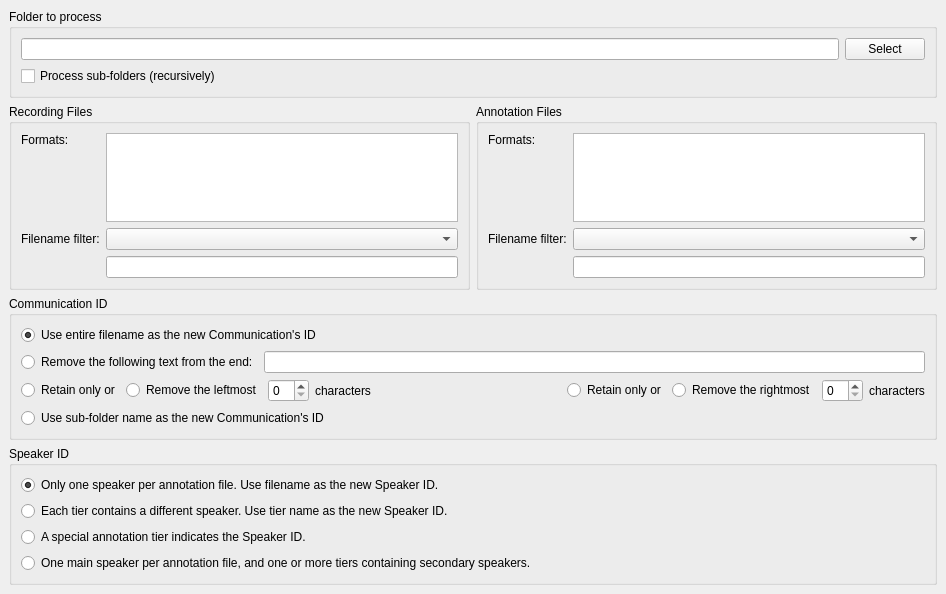
Above: app/corpus/importcorpusitems/ImportCorpusItemsWizardSelectionPage.ui from praaline/Praaline before the change. Below: the same form after it.
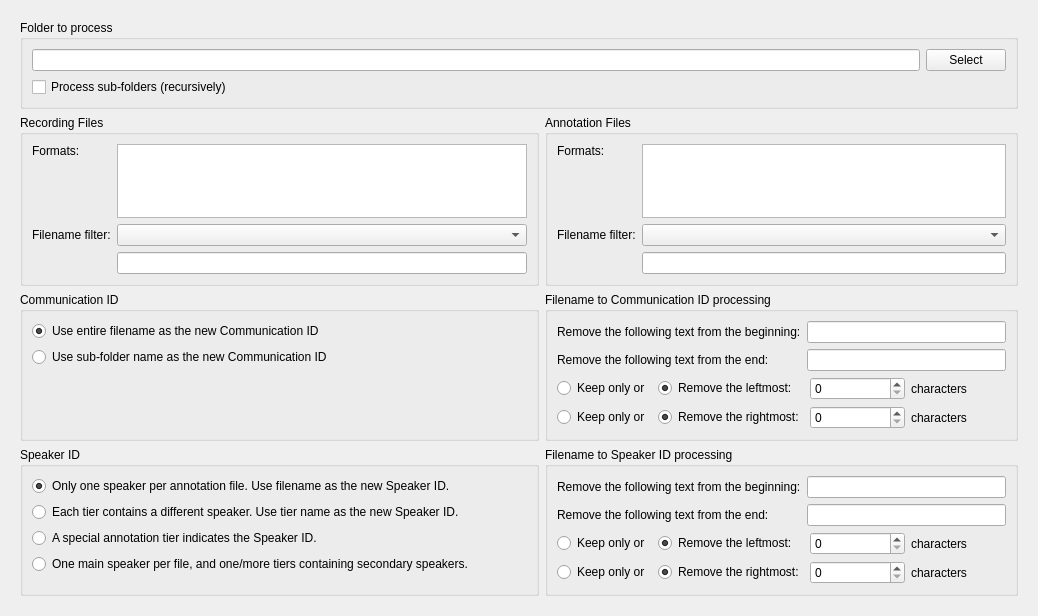
That is the form after the change.

Commit message: Import corpus items from files - improvements

Diff of the .ui file:
```diff
--- a/app/corpus/importcorpusitems/ImportCorpusItemsWizardSelectionPage.ui
+++ b/app/corpus/importcorpusitems/ImportCorpusItemsWizardSelectionPage.ui
@@ -6,36 +6,30 @@
    <rect>
     <x>0</x>
     <y>0</y>
-    <width>946</width>
-    <height>594</height>
+    <width>1038</width>
+    <height>616</height>
    </rect>
   </property>
   <property name="windowTitle">
    <string>WizardPage</string>
   </property>
-  <layout class="QGridLayout" name="gridLayout_4">
-   <property name="leftMargin">
-    <number>0</number>
-   </property>
-   <property name="topMargin">
-    <number>0</number>
-   </property>
-   <property name="rightMargin">
-    <number>0</number>
-   </property>
-   <property name="bottomMargin">
-    <number>0</number>
-   </property>
+  <layout class="QGridLayout" name="gridLayout_6">
    <item row="0" column="0">
     <widget class="QStackedWidget" name="stackedWidget">
      <widget class="QWidget" name="pageSelection">
       <layout class="QGridLayout" name="gridLayout_3">
        <item row="1" column="0">
         <widget class="QGroupBox" name="groupRecordings">
+         <property name="sizePolicy">
+          <sizepolicy hsizetype="Preferred" vsizetype="Preferred">
+           <horstretch>0</horstretch>
+           <verstretch>0</verstretch>
+          </sizepolicy>
+         </property>
          <property name="title">
           <string>Recording Files</string>
          </property>
-         <layout class="QGridLayout" name="gridLayout_5">
+         <layout class="QGridLayout" name="gridLayout_4">
           <item row="0" column="0">
            <widget class="QLabel" name="labelRecordingsFormat">
             <property name="text">
@@ -46,12 +40,6 @@
             </property>
            </widget>
           </item>
-          <item row="1" column="1">
-           <widget class="QComboBox" name="comboRecordingsFilter"/>
-          </item>
-          <item row="2" column="1">
-           <widget class="QLineEdit" name="editRecordingsFilter"/>
-          </item>
           <item row="0" column="1">
            <widget class="QTreeView" name="treeviewRecordingsFormat"/>
           </item>
@@ -62,120 +50,23 @@
             </property>
            </widget>
           </item>
-         </layout>
-        </widget>
-       </item>
-       <item row="2" column="0" colspan="2">
-        <widget class="QGroupBox" name="groupCommunicationName">
-         <property name="title">
-          <string>Communication ID</string>
-         </property>
-         <layout class="QGridLayout" name="gridLayout_2">
-          <item row="3" column="1">
-           <layout class="QGridLayout" name="gridLayoutTakeRight">
-            <item row="0" column="1">
-             <widget class="QRadioButton" name="optionTakeRight">
-              <property name="text">
-               <string>Retain only or</string>
-              </property>
-             </widget>
-            </item>
-            <item row="0" column="3">
-             <widget class="QSpinBox" name="spinBoxRightChars"/>
-            </item>
-            <item row="0" column="0">
-             <spacer name="horizontalSpacer">
-              <property name="orientation">
-               <enum>Qt::Horizontal</enum>
-              </property>
-              <property name="sizeHint" stdset="0">
-               <size>
-                <width>40</width>
-                <height>20</height>
-               </size>
-              </property>
-             </spacer>
-            </item>
-            <item row="0" column="4">
-             <widget class="QLabel" name="labelTakeRightChars">
-              <property name="text">
-               <string>characters</string>
-              </property>
-             </widget>
-            </item>
-            <item row="0" column="2">
-             <widget class="QRadioButton" name="optionRemoveRight">
-              <property name="text">
-               <string>Remove the rightmost</string>
-              </property>
-             </widget>
-            </item>
-           </layout>
+          <item row="1" column="1">
+           <widget class="QComboBox" name="comboRecordingsFilter"/>
           </item>
-          <item row="3" column="0">
-           <layout class="QGridLayout" name="gridLayoutTakeLeft">
-            <item row="0" column="3">
-             <widget class="QLabel" name="labelTakeLeftChars">
-              <property name="text">
-               <string>characters</string>
-              </property>
-             </widget>
-            </item>
-            <item row="0" column="1">
-             <widget class="QRadioButton" name="optionRemoveLeft">
-              <property name="text">
-               <string>Remove the leftmost</string>
-              </property>
-             </widget>
-            </item>
-            <item row="0" column="0">
-             <widget class="QRadioButton" name="optionTakeLeft">
-              <property name="text">
-               <string>Retain only or</string>
-              </property>
-             </widget>
-            </item>
-            <item row="0" column="2">
-             <widget class="QSpinBox" name="spinBoxLeftChars"/>
-            </item>
-           </layout>
-          </item>
-          <item row="0" column="0">
-           <widget class="QRadioButton" name="optionEntireFilename">
-            <property name="text">
-             <string>Use entire filename as the new Communication's ID</string>
-            </property>
-            <property name="checked">
-             <bool>true</bool>
-            </property>
-           </widget>
-          </item>
-          <item row="2" column="0" colspan="2">
-           <layout class="QGridLayout" name="gridLayoutRemoveFromEnd">
-            <item row="0" column="0">
-             <widget class="QRadioButton" name="optionRemoveFromEnd">
-              <property name="text">
-               <string>Remove the following text from the end:</string>
-              </property>
-             </widget>
-            </item>
-            <item row="0" column="1">
-             <widget class="QLineEdit" name="editRemoveFromEnd"/>
-            </item>
-           </layout>
-          </item>
-          <item row="4" column="0">
-           <widget class="QRadioButton" name="optionSubfolderName">
-            <property name="text">
-             <string>Use sub-folder name as the new Communication's ID</string>
-            </property>
-           </widget>
+          <item row="2" column="1">
+           <widget class="QLineEdit" name="editRecordingsFilter"/>
           </item>
          </layout>
         </widget>
        </item>
        <item row="0" column="0" colspan="2">
         <widget class="QGroupBox" name="groupFolder">
+         <property name="sizePolicy">
+          <sizepolicy hsizetype="Expanding" vsizetype="Preferred">
+           <horstretch>0</horstretch>
+           <verstretch>0</verstretch>
+          </sizepolicy>
+         </property>
          <property name="title">
           <string>Folder to process</string>
          </property>
@@ -202,10 +93,16 @@
        </item>
        <item row="1" column="1">
         <widget class="QGroupBox" name="groupAnnotations">
+         <property name="sizePolicy">
+          <sizepolicy hsizetype="Minimum" vsizetype="Preferred">
+           <horstretch>0</horstretch>
+           <verstretch>0</verstretch>
+          </sizepolicy>
+         </property>
          <property name="title">
           <string>Annotation Files</string>
          </property>
-         <layout class="QGridLayout" name="gridLayout_6">
+         <layout class="QGridLayout" name="gridLayout_5">
           <item row="0" column="0">
            <widget class="QLabel" name="labelAnnotationsFormat">
             <property name="text">
@@ -219,35 +116,85 @@
           <item row="0" column="1">
            <widget class="QTreeView" name="treeviewAnnotationsFormat"/>
           </item>
-          <item row="1" column="0">
-           <widget class="QLabel" name="labelAnnotationsFilter">
-            <property name="text">
-             <string>Filename filter:</string>
-            </property>
-           </widget>
-          </item>
           <item row="1" column="1">
            <widget class="QComboBox" name="comboAnnotationsFilter"/>
           </item>
           <item row="2" column="1">
            <widget class="QLineEdit" name="editAnnotationsFilter"/>
           </item>
+          <item row="1" column="0">
+           <widget class="QLabel" name="labelAnnotationsFilter">
+            <property name="text">
+             <string>Filename filter:</string>
+            </property>
+           </widget>
+          </item>
          </layout>
         </widget>
        </item>
-       <item row="3" column="0" colspan="2">
+       <item row="3" column="0">
+        <widget class="QGroupBox" name="groupCommunicationName">
+         <property name="sizePolicy">
+          <sizepolicy hsizetype="Minimum" vsizetype="Preferred">
+           <horstretch>0</horstretch>
+           <verstretch>0</verstretch>
+          </sizepolicy>
+         </property>
+         <property name="title">
+          <string>Communication ID</string>
+         </property>
+         <layout class="QFormLayout" name="formLayout_2">
+          <item row="0" column="0">
+           <widget class="QRadioButton" name="optionComIDEntireFilename">
+            <property name="text">
+             <string>Use entire filename as the new Communication ID</string>
+            </property>
+            <property name="checked">
+             <bool>true</bool>
+            </property>
+            <attribute name="buttonGroup">
+             <string notr="true">buttonGroupCommunicationID</string>
+            </attribute>
+           </widget>
+          </item>
+          <item row="1" column="0">
+           <widget class="QRadioButton" name="optionComIDSubfolderName">
+            <property name="text">
+             <string>Use sub-folder name as the new Communication ID</string>
+            </property>
+            <attribute name="buttonGroup">
+             <string notr="true">buttonGroupCommunicationID</string>
+            </attribute>
+           </widget>
+          </item>
+          <item row="2" column="0">
+           <spacer name="verticalSpacer">
+            <property name="orientation">
+             <enum>Qt::Vertical</enum>
+            </property>
+            <property name="sizeHint" stdset="0">
+             <size>
+              <width>495</width>
+              <height>57</height>
+             </size>
+            </property>
+           </spacer>
+          </item>
+         </layout>
+        </widget>
+       </item>
+       <item row="4" column="0">
         <widget class="QGroupBox" name="groupSpeakerPolicy">
+         <property name="sizePolicy">
+          <sizepolicy hsizetype="Minimum" vsizetype="Preferred">
+           <horstretch>0</horstretch>
+           <verstretch>0</verstretch>
+          </sizepolicy>
+         </property>
          <property name="title">
           <string>Speaker ID</string>
          </property>
-         <layout class="QGridLayout" name="gridLayout_8">
-          <item row="2" column="0">
-           <widget class="QRadioButton" name="optionSpeakerIntervals">
-            <property name="text">
-             <string>A special annotation tier indicates the Speaker ID.</string>
-            </property>
-           </widget>
-          </item>
+         <layout class="QFormLayout" name="formLayout">
           <item row="0" column="0">
            <widget class="QRadioButton" name="optionSpeakerSingle">
             <property name="text">
@@ -263,18 +210,249 @@
             <property name="text">
              <string>Each tier contains a different speaker. Use tier name as the new Speaker ID.</string>
             </property>
+            <attribute name="buttonGroup">
+             <string notr="true">buttonGroupSpeakerID</string>
+            </attribute>
+           </widget>
+          </item>
+          <item row="2" column="0">
+           <widget class="QRadioButton" name="optionSpeakerIntervals">
+            <property name="text">
+             <string>A special annotation tier indicates the Speaker ID.</string>
+            </property>
+            <attribute name="buttonGroup">
+             <string notr="true">buttonGroupSpeakerID</string>
+            </attribute>
            </widget>
           </item>
           <item row="3" column="0">
            <widget class="QRadioButton" name="optionSpeakerPrimaryAndSecondary">
             <property name="text">
-             <string>One main speaker per annotation file, and one or more tiers containing secondary speakers.</string>
+             <string>One main speaker per file, and one/more tiers containing secondary speakers.</string>
             </property>
            </widget>
           </item>
          </layout>
         </widget>
        </item>
+       <item row="4" column="1">
+        <widget class="QGroupBox" name="groupBoxSpkIDFormatting">
+         <property name="sizePolicy">
+          <sizepolicy hsizetype="Minimum" vsizetype="Preferred">
+           <horstretch>0</horstretch>
+           <verstretch>0</verstretch>
+          </sizepolicy>
+         </property>
+         <property name="title">
+          <string>Filename to Speaker ID processing</string>
+         </property>
+         <layout class="QGridLayout" name="gridLayout_20">
+          <item row="1" column="0">
+           <layout class="QGridLayout" name="gridLayoutTakeLeft_3">
+            <item row="0" column="3">
+             <widget class="QLabel" name="labelSpkIDTakeLeftChars">
+              <property name="text">
+               <string>characters</string>
+              </property>
+             </widget>
+            </item>
+            <item row="0" column="1">
+             <widget class="QRadioButton" name="optionSpkIDRemoveLeft">
+              <property name="text">
+               <string>Remove the leftmost:</string>
+              </property>
+              <property name="checked">
+               <bool>true</bool>
+              </property>
+              <attribute name="buttonGroup">
+               <string notr="true">buttonGroupSpkIDLeft</string>
+              </attribute>
+             </widget>
+            </item>
+            <item row="0" column="0">
+             <widget class="QRadioButton" name="optionSpkIDTakeLeft">
+              <property name="text">
+               <string>Keep only or</string>
+              </property>
+              <attribute name="buttonGroup">
+               <string notr="true">buttonGroupSpkIDLeft</string>
+              </attribute>
+             </widget>
+            </item>
+            <item row="0" column="2">
+             <widget class="QSpinBox" name="spinBoxSpkIDLeftChars"/>
+            </item>
+            <item row="1" column="0">
+             <widget class="QRadioButton" name="optionSpkIDTakeRight">
+              <property name="text">
+               <string>Keep only or</string>
+              </property>
+              <attribute name="buttonGroup">
+               <string notr="true">buttonGroupSpkIDRight</string>
+              </attribute>
+             </widget>
+            </item>
+            <item row="1" column="1">
+             <widget class="QRadioButton" name="optionSpkIDRemoveRight">
+              <property name="text">
+               <string>Remove the rightmost:</string>
+              </property>
+              <property name="checked">
+               <bool>true</bool>
+              </property>
+              <attribute name="buttonGroup">
+               <string notr="true">buttonGroupSpkIDRight</string>
+              </attribute>
+             </widget>
+            </item>
+            <item row="1" column="2">
+             <widget class="QSpinBox" name="spinBoxSpkIDRightChars"/>
+            </item>
+            <item row="1" column="3">
+             <widget class="QLabel" name="labelSpkIDTakeRightChars">
+              <property name="text">
+               <string>characters</string>
+              </property>
+             </widget>
+            </item>
+           </layout>
+          </item>
+          <item row="0" column="0">
+           <layout class="QGridLayout" name="gridLayoutSpkIDRemoveText">
+            <item row="0" column="1">
+             <widget class="QLineEdit" name="editSpkIDRemoveFromBeginning"/>
+            </item>
+            <item row="0" column="0">
+             <widget class="QLabel" name="labelSpkIDRemoveFromBeginning">
+              <property name="text">
+               <string>Remove the following text from the beginning:</string>
+              </property>
+             </widget>
+            </item>
+            <item row="1" column="0">
+             <widget class="QLabel" name="labelSpkIDRemoveFromEnd">
+              <property name="text">
+               <string>Remove the following text from the end:</string>
+              </property>
+             </widget>
+            </item>
+            <item row="1" column="1">
+             <widget class="QLineEdit" name="editSpkIDRemoveFromEnd"/>
+            </item>
+           </layout>
+          </item>
+         </layout>
+        </widget>
+       </item>
+       <item row="3" column="1">
+        <widget class="QGroupBox" name="groupBoxComIDFormatting">
+         <property name="sizePolicy">
+          <sizepolicy hsizetype="Minimum" vsizetype="Preferred">
+           <horstretch>0</horstretch>
+           <verstretch>0</verstretch>
+          </sizepolicy>
+         </property>
+         <property name="title">
+          <string>Filename to Communication ID processing</string>
+         </property>
+         <layout class="QGridLayout" name="gridLayout_9">
+          <item row="1" column="0">
+           <layout class="QGridLayout" name="gridLayoutComIDTakeChars">
+            <item row="0" column="3">
+             <widget class="QLabel" name="labelComIDTakeLeftChars">
+              <property name="text">
+               <string>characters</string>
+              </property>
+             </widget>
+            </item>
+            <item row="0" column="1">
+             <widget class="QRadioButton" name="optionComIDRemoveLeft">
+              <property name="text">
+               <string>Remove the leftmost:</string>
+              </property>
+              <property name="checked">
+               <bool>true</bool>
+              </property>
+              <attribute name="buttonGroup">
+               <string notr="true">buttonGroupComIDLeft</string>
+              </attribute>
+             </widget>
+            </item>
+            <item row="0" column="0">
+             <widget class="QRadioButton" name="optionComIDTakeLeft">
+              <property name="text">
+               <string>Keep only or</string>
+              </property>
+              <attribute name="buttonGroup">
+               <string notr="true">buttonGroupComIDLeft</string>
+              </attribute>
+             </widget>
+            </item>
+            <item row="0" column="2">
+             <widget class="QSpinBox" name="spinBoxComIDLeftChars"/>
+            </item>
+            <item row="1" column="0">
+             <widget class="QRadioButton" name="optionComIDTakeRight">
+              <property name="text">
+               <string>Keep only or</string>
+              </property>
+              <attribute name="buttonGroup">
+               <string notr="true">buttonGroupComIDRight</string>
+              </attribute>
+             </widget>
+            </item>
+            <item row="1" column="1">
+             <widget class="QRadioButton" name="optionComIDRemoveRight">
+              <property name="text">
+               <string>Remove the rightmost:</string>
+              </property>
+              <property name="checked">
+               <bool>true</bool>
+              </property>
+              <attribute name="buttonGroup">
+               <string notr="true">buttonGroupComIDRight</string>
+              </attribute>
+             </widget>
+            </item>
+            <item row="1" column="2">
+             <widget class="QSpinBox" name="spinBoxComIDRightChars"/>
+            </item>
+            <item row="1" column="3">
+             <widget class="QLabel" name="labelComIDTakeRightChars">
+              <property name="text">
+               <string>characters</string>
+              </property>
+             </widget>
+            </item>
+           </layout>
+          </item>
+          <item row="0" column="0">
+           <layout class="QGridLayout" name="gridLayoutComIDRemoveText">
+            <item row="0" column="1">
+             <widget class="QLineEdit" name="editComIDRemoveFromBeginning"/>
+            </item>
+            <item row="0" column="0">
+             <widget class="QLabel" name="labelComIDRemoveFromBeginning">
+              <property name="text">
+               <string>Remove the following text from the beginning:</string>
+              </property>
+             </widget>
+            </item>
+            <item row="1" column="0">
+             <widget class="QLabel" name="labelComIDRemoveFromEnd">
+              <property name="text">
+               <string>Remove the following text from the end:</string>
+              </property>
+             </widget>
+            </item>
+            <item row="1" column="1">
+             <widget class="QLineEdit" name="editComIDRemoveFromEnd"/>
+            </item>
+           </layout>
+          </item>
+         </layout>
+        </widget>
+       </item>
       </layout>
      </widget>
      <widget class="QWidget" name="pageProcess">
```
Left out of the diff: 48 changed lines with no effect on the pictures. The commit also changes 7 other files.
